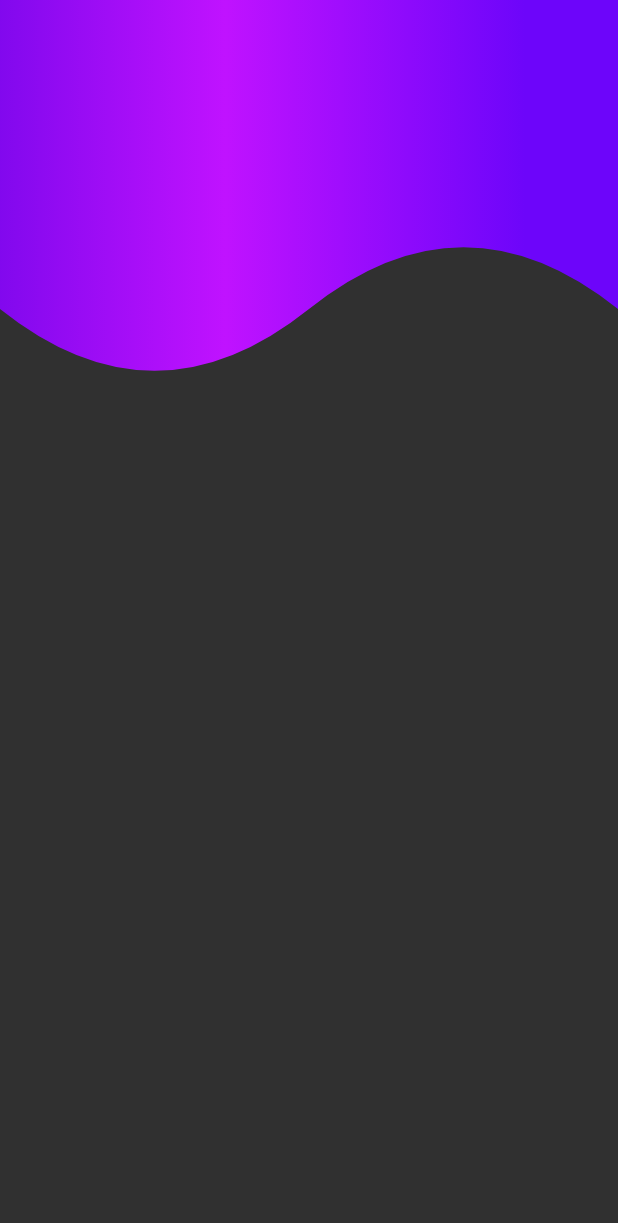
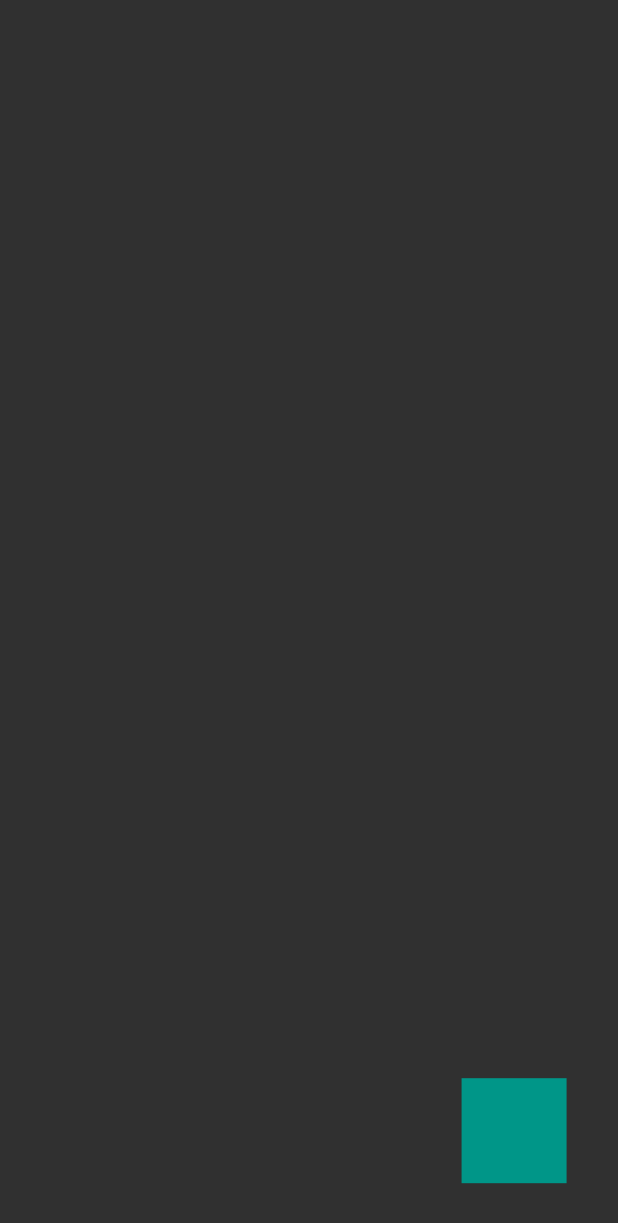
Before and after one commit to IdGalarzaSa/flutter-designs-and-animations, a Flutter app: the screen it shows after launch, on a phone screen of 412 x 824 dp. Shown: the top 1223 px of the screen. Run offline on Flutter 3.47's test engine with Material 2 defaults, Android fonts, the phone set to English and light mode, and no system bars.

Commit message:
Animation controller

```diff
--- a/lib/main.dart
+++ b/lib/main.dart
@@ -1,4 +1,5 @@
 import 'package:flutter/material.dart';
+import 'package:flutter_designs/pages/animations_page.dart';
 import 'package:flutter_designs/pages/header_page.dart';
 
 void main() => runApp(MyApp());
@@ -8,9 +9,10 @@ class MyApp extends StatelessWidget {
   Widget build(BuildContext context) {
     return MaterialApp(
       title: 'Material App',
-      initialRoute: HeaderPage.routeName,
+      initialRoute: AnimationsPage.routeName,
       routes: {
         HeaderPage.routeName: (BuildContext context) => HeaderPage(),
+        AnimationsPage.routeName: (BuildContext context) => AnimationsPage(),
       },
       theme: ThemeData.dark(),
     );
--- /dev/null
+++ b/lib/pages/animations_page.dart
@@ -0,0 +1,96 @@
+import 'dart:math' as Math;
+
+import 'package:flutter/cupertino.dart';
+import 'package:flutter/material.dart';
+import 'package:flutter_designs/widgets/box.dart';
+
+class AnimationsPage extends StatelessWidget {
+  static final routeName = "animationsPage";
+
+  @override
+  Widget build(BuildContext context) {
+    return Scaffold(
+      body: Center(
+        child: AnimatedBox(),
+      ),
+    );
+  }
+}
+
+class AnimatedBox extends StatefulWidget {
+  @override
+  _AnimatedBoxState createState() => _AnimatedBoxState();
+}
+
+class _AnimatedBoxState extends State<AnimatedBox>
+    with SingleTickerProviderStateMixin {
+  AnimationController animationController; // Controlador de la animación
+  Animation<double> rotation;
+  Animation<double> opacity;
+  Animation<double> rightMove;
+  Animation<double> downMove;
+  Animation<double> scale; // Animación que deseamos
+
+  @override
+  void initState() {
+    animationController =
+        new AnimationController(vsync: this, duration: Duration(seconds: 3));
+    rotation = Tween(begin: 0.0, end: 3 * Math.pi).animate(
+        CurvedAnimation(parent: animationController, curve: Curves.elasticOut));
+
+    opacity = Tween(begin: 0.0, end: 1.0).animate(CurvedAnimation(
+        parent: animationController,
+        curve: Interval(0, 0.25, curve: Curves.easeOut)));
+
+    rightMove = Tween(begin: 0.0, end: 200.0).animate(
+        CurvedAnimation(parent: animationController, curve: Curves.easeOut));
+
+    downMove = Tween(begin: 0.0, end: 500.0).animate(
+        CurvedAnimation(parent: animationController, curve: Curves.easeOut));
+
+    scale = Tween(begin: 0.0, end: 5.0).animate(
+        CurvedAnimation(parent: animationController, curve: Curves.easeOut));
+
+    animationController.addListener(() {
+      if (animationController.status == AnimationStatus.completed) {
+        animationController.reverse();
+      } else if (animationController.status == AnimationStatus.dismissed) {
+        animationController.forward();
+      }
+    });
+
+    super.initState();
+  }
+
+  @override
+  void dispose() {
+    animationController.dispose();
+    super.dispose();
+  }
+
+  @override
+  Widget build(BuildContext context) {
+    // Play / Inicio de la animación.
+    animationController.forward();
+
+    return AnimatedBuilder(
+      animation: animationController, // El controlador
+      child: Box(),
+      builder: (BuildContext context, Widget box) {
+        return Transform.translate(
+          offset: Offset(rightMove.value, downMove.value),
+          child: Transform.rotate(
+            angle: rotation.value,
+            child: Transform.scale(
+              scale: scale.value,
+              child: Opacity(
+                child: box,
+                opacity: opacity.value,
+              ),
+            ),
+          ),
+        );
+      },
+    );
+  }
+}
--- a/lib/pages/header_page.dart
+++ b/lib/pages/header_page.dart
@@ -1,9 +1,9 @@
 import 'package:flutter/cupertino.dart';
 import 'package:flutter/material.dart';
-import 'package:flutter_designs/widgets/headers/headers.dart';
+import 'package:flutter_designs/widgets/headers.dart';
 
 class HeaderPage extends StatelessWidget {
-  static final routeName = 'home';
+  static final routeName = 'headerPage';
 
   @override
   Widget build(BuildContext context) {
--- /dev/null
+++ b/lib/widgets/box.dart
@@ -0,0 +1,12 @@
+import 'package:flutter/material.dart';
+
+class Box extends StatelessWidget {
+  @override
+  Widget build(BuildContext context) {
+    return Container(
+      width: 70,
+      height: 70,
+      color: Colors.teal,
+    );
+  }
+}
```
Also changed, not shown: lib/widgets/headers.dart (renamed from lib/widgets/headers/headers.dart).
